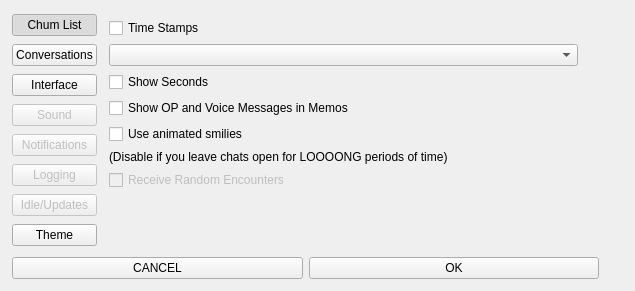
Before: the Qt Designer form themes/trollian2.5/ui/OptionsWindow.ui in henry232323/Pesterchum, drawn with Qt 5.
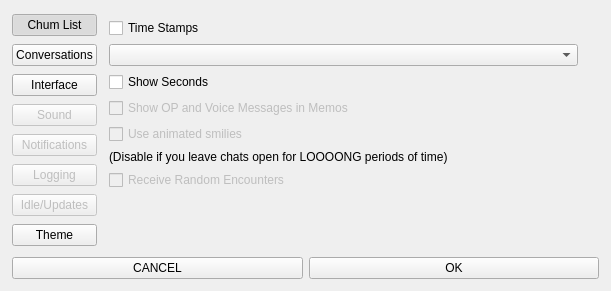
After: the same form once the commit is applied. The open tabs and pages were chosen to show the change.

Commit message: Options UI changes options now

```diff
--- a/themes/trollian2.5/ui/OptionsWindow.ui
+++ b/themes/trollian2.5/ui/OptionsWindow.ui
@@ -6,7 +6,7 @@
    <rect>
     <x>0</x>
     <y>0</y>
-    <width>635</width>
+    <width>611</width>
     <height>291</height>
    </rect>
   </property>
@@ -262,6 +262,9 @@
              </item>
              <item>
               <widget class="QCheckBox" name="opVoiceMemoRadio">
+               <property name="enabled">
+                <bool>false</bool>
+               </property>
                <property name="text">
                 <string>Show OP and Voice Messages in Memos</string>
                </property>
@@ -269,6 +272,9 @@
              </item>
              <item>
               <widget class="QCheckBox" name="animatedSmiliesRadio">
+               <property name="enabled">
+                <bool>false</bool>
+               </property>
                <property name="text">
                 <string>Use animated smilies</string>
                </property>
```
Left out of the diff: 4 changed lines with no effect on the pictures. The commit also changes 9 other files.
